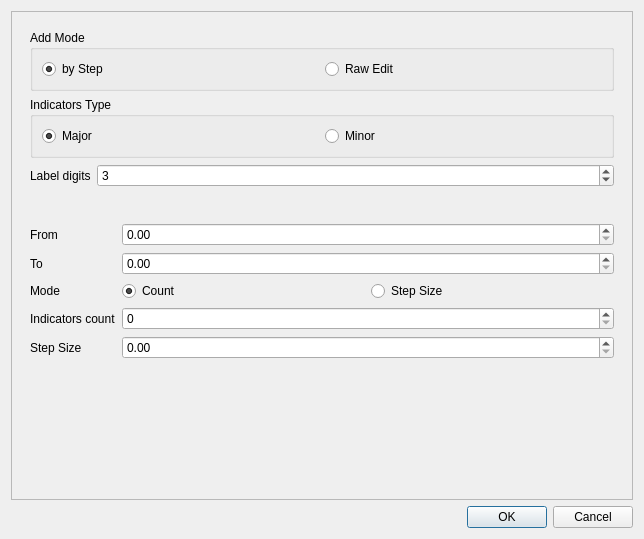
Qt form Widgets/addliindicatorsdialog.ui (Mattia-Sacchi/A3D) before a commit.
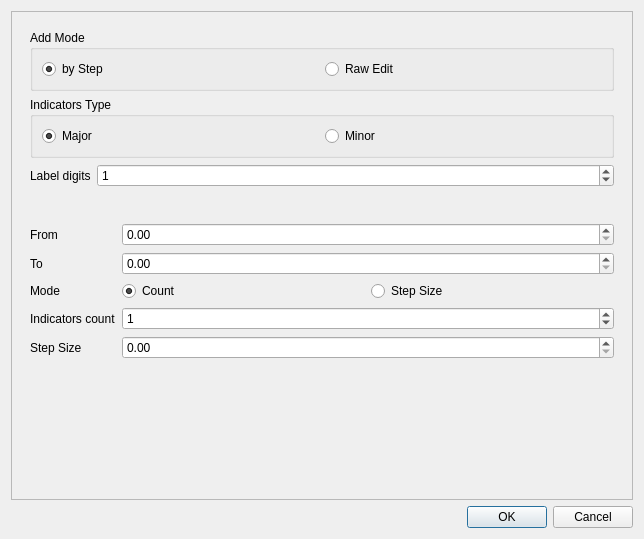
The same form after that commit. Custom widgets are drawn as their Qt base class.

Commit message: Queste spinbox mi fanno impazzire

```diff
--- a/Widgets/addliindicatorsdialog.ui
+++ b/Widgets/addliindicatorsdialog.ui
@@ -24,8 +24,8 @@
        <rect>
         <x>0</x>
         <y>0</y>
-        <width>624</width>
-        <height>487</height>
+        <width>620</width>
+        <height>484</height>
        </rect>
       </property>
       <layout class="QVBoxLayout" name="verticalLayout_2">
@@ -77,7 +77,7 @@
              <number>6</number>
             </property>
             <property name="value">
-             <number>3</number>
+             <number>1</number>
             </property>
            </widget>
           </item>
@@ -203,7 +203,11 @@
            </widget>
           </item>
           <item row="4" column="1">
-           <widget class="QSpinBox" name="countSpinBox"/>
+           <widget class="QSpinBox" name="countSpinBox">
+            <property name="value">
+             <number>1</number>
+            </property>
+           </widget>
           </item>
           <item row="5" column="0">
            <widget class="QLabel" name="stepSizeLabel">
```
The commit also changes 6 other files.
